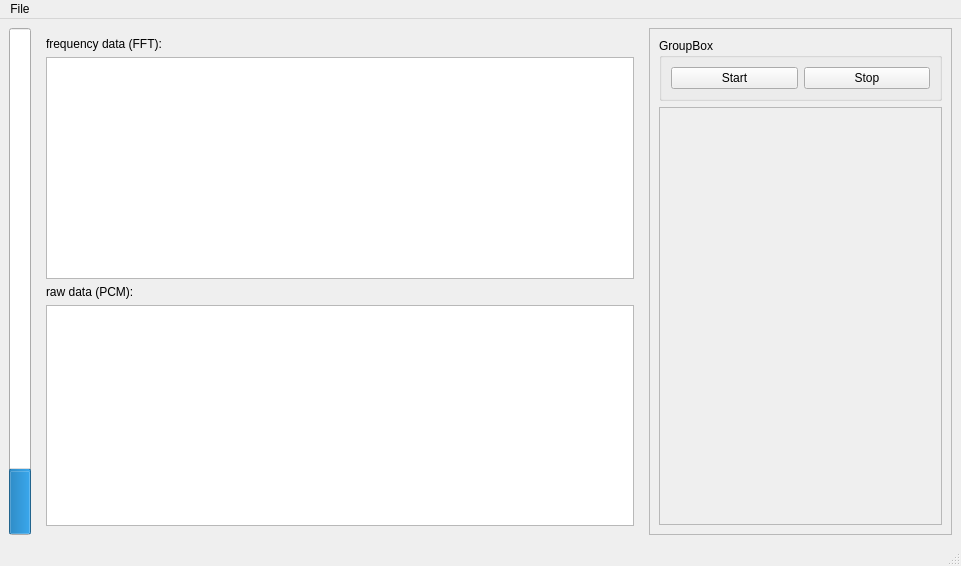
The window that 2016-07-37_qt_audio_monitor/ui_main.ui (michaelmaclean/Python-GUI-examples) describes before a commit, drawn with Qt 5.
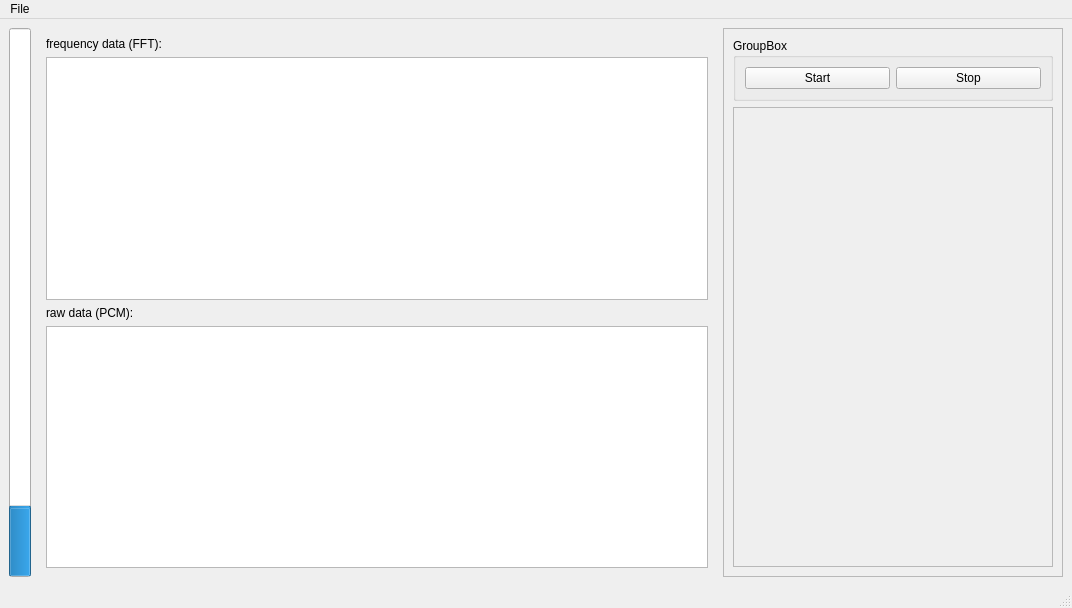
The same window after the commit. Custom widgets are drawn as their Qt base class.

```diff
--- a/2016-07-37_qt_audio_monitor/ui_main.ui
+++ b/2016-07-37_qt_audio_monitor/ui_main.ui
@@ -6,8 +6,8 @@
    <rect>
     <x>0</x>
     <y>0</y>
-    <width>961</width>
-    <height>566</height>
+    <width>1072</width>
+    <height>608</height>
    </rect>
   </property>
   <property name="windowTitle">
@@ -117,8 +117,8 @@
            <rect>
             <x>0</x>
             <y>0</y>
-            <width>274</width>
-            <height>392</height>
+            <width>318</width>
+            <height>465</height>
            </rect>
           </property>
          </widget>
@@ -134,8 +134,8 @@
     <rect>
      <x>0</x>
      <y>0</y>
-     <width>961</width>
-     <height>26</height>
+     <width>1072</width>
+     <height>21</height>
     </rect>
    </property>
    <widget class="QMenu" name="menuFile">
```
Left out of the diff: 2 changed lines with no effect on the pictures.
